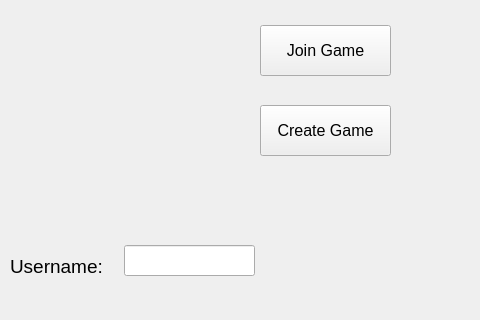
Above: Qt_Project/mainwindow.ui from Paulkie99/RubberContractBridge before the change; both pictures show x 0 to 480 and y 154 to 474 of the 645 by 474 pixel window. Below: the same form after it.
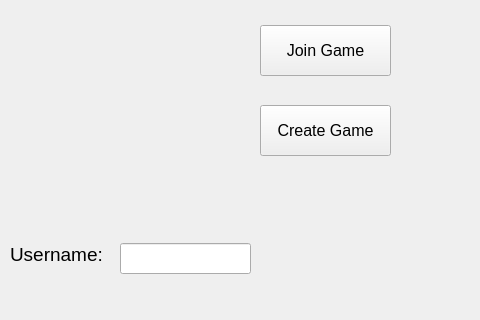
That is the form after the change. The open tabs and pages were chosen to show the change.

```diff
--- a/Qt_Project/mainwindow.ui
+++ b/Qt_Project/mainwindow.ui
@@ -85,7 +85,7 @@
       <property name="geometry">
        <rect>
         <x>0</x>
-        <y>382</y>
+        <y>370</y>
         <width>130</width>
         <height>31</height>
        </rect>
@@ -105,8 +105,8 @@
      <widget class="QLineEdit" name="leditUsername">
       <property name="geometry">
        <rect>
-        <x>114</x>
-        <y>380</y>
+        <x>110</x>
+        <y>378</y>
         <width>131</width>
         <height>31</height>
        </rect>
```
Left out of the diff: 2 changed lines with no effect on the pictures.
